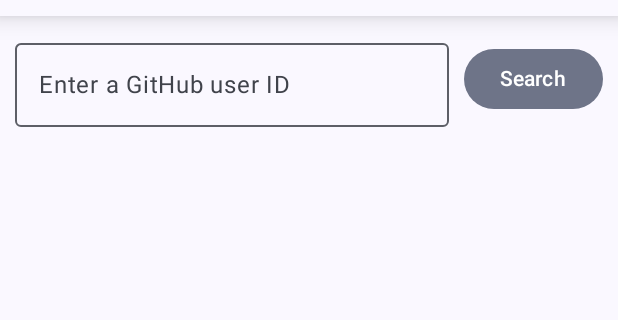
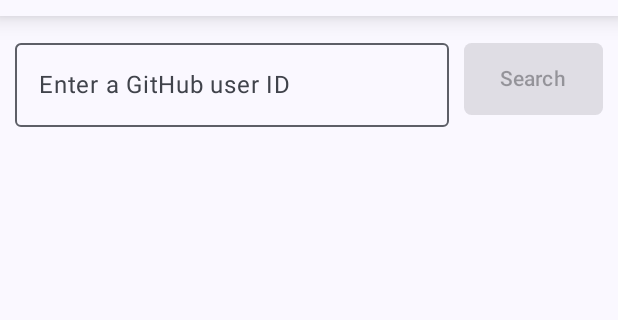
Before and after one commit to JsonTextfield/ScotiabankTakeHome, an Android app built with Jetpack Compose: the screen it shows after launch (MainActivity), on a phone screen of 412 x 824 dp, the part 80-400 px from its top. Run offline under Robolectric (Android 15) with nearby library versions, the phone set to English and light mode, and no system bars.

```diff
--- a/app/src/main/java/com/jsontextfield/scotiabanktakehome/ui/components/RepoList.kt
+++ b/app/src/main/java/com/jsontextfield/scotiabanktakehome/ui/components/RepoList.kt
@@ -1,5 +1,11 @@
 package com.jsontextfield.scotiabanktakehome.ui.components
 
+import androidx.compose.animation.AnimatedVisibility
+import androidx.compose.animation.core.tween
+import androidx.compose.animation.fadeIn
+import androidx.compose.animation.fadeOut
+import androidx.compose.animation.slideInVertically
+import androidx.compose.animation.slideOutVertically
 import androidx.compose.foundation.clickable
 import androidx.compose.foundation.layout.padding
 import androidx.compose.foundation.lazy.LazyColumn
@@ -18,6 +24,11 @@ fun RepoList(
     repos: List<GitHubRepo> = emptyList(),
     onItemClick: (GitHubRepo) -> Unit = {},
 ) {
+    AnimatedVisibility(
+        visible = repos.isNotEmpty(),
+        enter = fadeIn(animationSpec = tween(500)) + slideInVertically(animationSpec = tween(1000)),
+        exit = fadeOut(animationSpec = tween(500)) + slideOutVertically(animationSpec = tween(1000)),
+    ) {
         LazyColumn {
             items(repos) { repo ->
                 Card(
@@ -28,9 +39,14 @@ fun RepoList(
                 ) {
                     ListItem(
                         headlineContent = { Text(repo.name) },
-                    supportingContent = { Text(repo.description) },
+                        supportingContent = {
+                            if (repo.description != "null" && repo.description.isNotEmpty()) {
+                                Text(repo.description)
+                            }
+                        },
                     )
                 }
             }
         }
     }
+}
--- a/app/src/main/java/com/jsontextfield/scotiabanktakehome/ui/components/SearchBar.kt
+++ b/app/src/main/java/com/jsontextfield/scotiabanktakehome/ui/components/SearchBar.kt
@@ -1,20 +1,25 @@
 package com.jsontextfield.scotiabanktakehome.ui.components
 
+import androidx.compose.foundation.layout.IntrinsicSize
 import androidx.compose.foundation.layout.Row
 import androidx.compose.foundation.layout.Spacer
+import androidx.compose.foundation.layout.height
 import androidx.compose.foundation.layout.padding
 import androidx.compose.foundation.layout.width
+import androidx.compose.foundation.shape.RoundedCornerShape
 import androidx.compose.material3.FilledTonalButton
 import androidx.compose.material3.OutlinedTextField
 import androidx.compose.material3.Text
 import androidx.compose.runtime.Composable
 import androidx.compose.ui.Alignment
 import androidx.compose.ui.Modifier
+import androidx.compose.ui.res.stringResource
 import androidx.compose.ui.unit.dp
+import com.jsontextfield.scotiabanktakehome.R
 
 @Composable
 fun SearchBar(
-    text: String,
+    text: String = "",
     onTextChanged: (String) -> Unit = {},
     onSearchButtonPressed: () -> Unit = {},
 ) {
@@ -27,13 +32,28 @@ fun SearchBar(
             modifier = Modifier.weight(1f),
             label = { Text("Enter a GitHub user ID") },
             onValueChange = onTextChanged,
+            singleLine = true,
+            suffix = {
+                /*
+                // shows the clear button
+                if (text.isNotEmpty()) {
+                    IconButton(
+                        onClick = { onTextChanged("") },
+                    ) {
+                        Icon(Icons.Rounded.Clear, stringResource(R.string.clear))
+                    }
+                }
+                */
+            }
         )
-        Spacer(modifier = Modifier.width(10.dp))
-        FilledTonalButton(onClick = {
-            // Search GitHub using text
-            onSearchButtonPressed()
-        }) {
-            Text("Search")
+        Spacer(Modifier.width(10.dp))
+        FilledTonalButton(
+            modifier = Modifier.height(IntrinsicSize.Max),
+            enabled = text.isNotBlank(),
+            onClick = { onSearchButtonPressed() },
+            shape = RoundedCornerShape(5.dp),
+        ) {
+            Text(stringResource(R.string.search))
         }
     }
 }
```
Also changed, not shown: app/src/main/java/com/jsontextfield/scotiabanktakehome/ui/components/BackButton.kt (added, +23 -0 lines), app/src/main/java/com/jsontextfield/scotiabanktakehome/ui/components/RepoDetails.kt (+14 -11 lines), app/src/main/java/com/jsontextfield/scotiabanktakehome/ui/components/UserInfo.kt (+19 -6 lines). Lines whose indentation alone changed are shown as unchanged.
